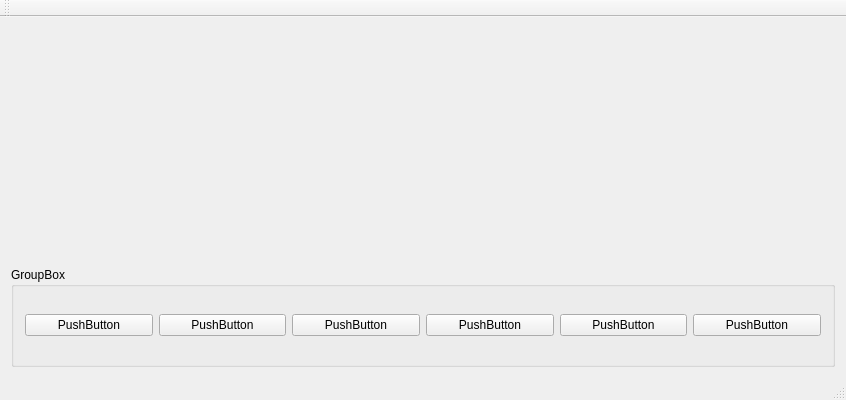
The window that VLCDemo/vlcdemo.ui (itisyang/panovideoplayer) describes before a commit, drawn with Qt 5.
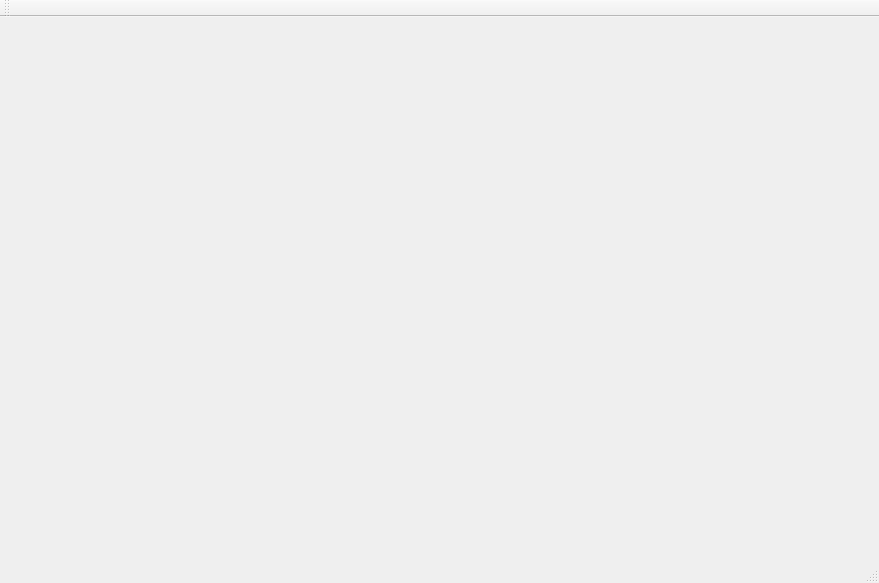
The same window after the commit.

Commit message: 加入初始角度设置

Patch:
```diff
--- a/VLCDemo/vlcdemo.ui
+++ b/VLCDemo/vlcdemo.ui
@@ -6,8 +6,8 @@
    <rect>
     <x>0</x>
     <y>0</y>
-    <width>846</width>
-    <height>400</height>
+    <width>879</width>
+    <height>583</height>
    </rect>
   </property>
   <property name="windowTitle">
@@ -15,63 +15,6 @@
   </property>
   <widget class="QWidget" name="centralWidget">
    <layout class="QGridLayout" name="gridLayout">
-    <item row="1" column="0">
-     <widget class="QGroupBox" name="groupBox">
-      <property name="maximumSize">
-       <size>
-        <width>16777215</width>
-        <height>100</height>
-       </size>
-      </property>
-      <property name="title">
-       <string>GroupBox</string>
-      </property>
-      <layout class="QGridLayout" name="gridLayout_2">
-       <item row="0" column="0">
-        <widget class="QPushButton" name="pushbutton_1">
-         <property name="text">
-          <string>PushButton</string>
-         </property>
-        </widget>
-       </item>
-       <item row="0" column="4">
-        <widget class="QPushButton" name="pushbutton_4">
-         <property name="text">
-          <string>PushButton</string>
-         </property>
-        </widget>
-       </item>
-       <item row="0" column="6">
-        <widget class="QPushButton" name="pushbutton_6">
-         <property name="text">
-          <string>PushButton</string>
-         </property>
-        </widget>
-       </item>
-       <item row="0" column="2">
-        <widget class="QPushButton" name="pushbutton_3">
-         <property name="text">
-          <string>PushButton</string>
-         </property>
-        </widget>
-       </item>
-       <item row="0" column="5">
-        <widget class="QPushButton" name="pushbutton_5">
-         <property name="text">
-          <string>PushButton</string>
-         </property>
-        </widget>
-       </item>
-       <item row="0" column="1">
-        <widget class="QPushButton" name="pushbutton_2">
-         <property name="text">
-          <string>PushButton</string>
-         </property>
-        </widget>
-       </item>
-      </layout>
-     </widget>
-    </item>
     <item row="0" column="0">
      <widget class="QWidget" name="widget_play" native="true">
       <property name="focusPolicy">
```
Left out of the diff: 2 changed lines with no effect on the pictures. The commit also changes 2 other files.
